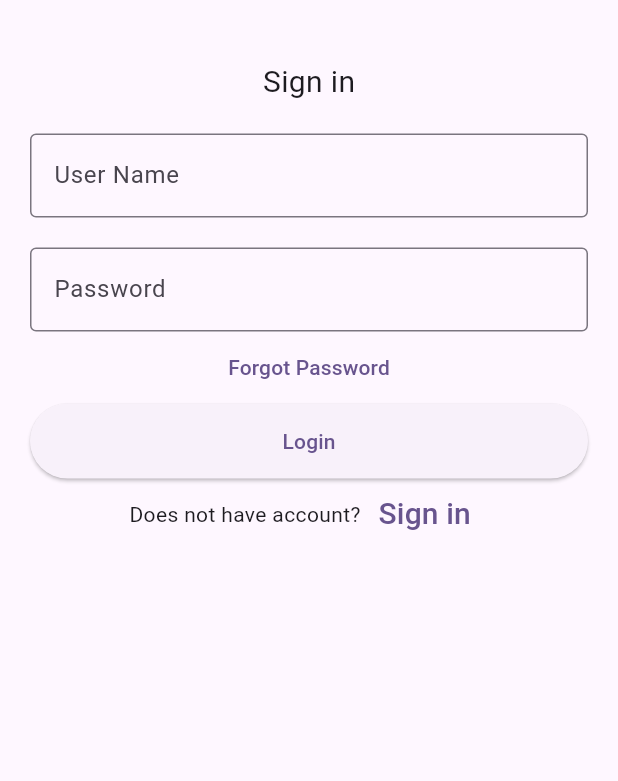
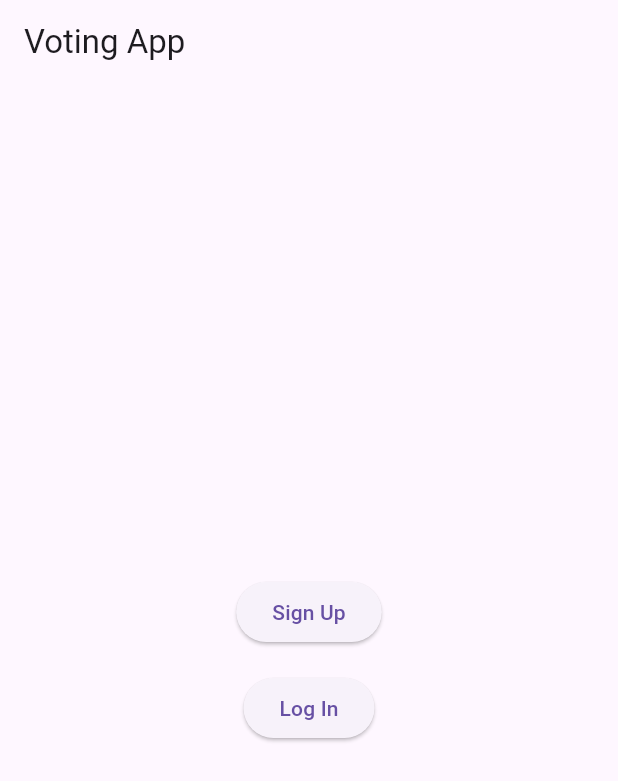
Before and after one commit to MannMeruliya/voting_app, a Flutter app: the screen it shows after launch, on a phone screen of 412 x 824 dp. Shown: the top 781 px of the screen. Run offline on Flutter 3.47's test engine with Material 2 defaults, Android fonts, the phone set to English and light mode, and no system bars; our stand-ins replace cloud_firestore, firebase_auth, firebase_core; accounts and stored records are empty.

Commit message:
5-9-2023 || 11:00

```diff
--- a/lib/main.dart
+++ b/lib/main.dart
@@ -1,26 +1,58 @@
 import 'package:flutter/material.dart';
-import 'package:practical_2/screen/homepage.dart';
-import 'package:practical_2/screen/mainscreen.dart';
+import 'package:firebase_core/firebase_core.dart';
+import 'package:firebase_auth/firebase_auth.dart';
+import 'package:practical_2/screen/loginscreen.dart';
+import 'package:practical_2/screen/signupscreen.dart';
+import 'package:practical_2/screen/vote_screeen.dart';
 
-void main() {
-  runApp(const MyApp());
+void main() async {
+  WidgetsFlutterBinding.ensureInitialized();
+  await Firebase.initializeApp();
+  runApp(MyApp());
 }
 
 class MyApp extends StatelessWidget {
-  const MyApp({super.key});
-
   @override
   Widget build(BuildContext context) {
     return MaterialApp(
       debugShowCheckedModeBanner: false,
-      theme: ThemeData(
-        colorScheme: ColorScheme.fromSeed(seedColor: Colors.deepPurple),
-        useMaterial3: true,
-      ),
-      routes: {
-        '/': (context) => homescreen(),
-        'login': (context) => mainscreen(),
-      },
+      theme: ThemeData(useMaterial3: true),
+      home: FirebaseAuth.instance.currentUser == null ? homescreen() : VotingScreen(),
     );
   }
 }
+
+class homescreen extends StatelessWidget {
+  @override
+  Widget build(BuildContext context) {
+    return Scaffold(
+      appBar: AppBar(
+        title: Text('Voting App'),
+      ),
+      body: Center(
+        child: Column(
+          mainAxisAlignment: MainAxisAlignment.center,
+          children: [
+            ElevatedButton(
+              onPressed: () {
+                Navigator.of(context).push(
+                  MaterialPageRoute(builder: (context) => SignupPage()),
+                );
+              },
+              child: Text('Sign Up'),
+            ),
+            SizedBox(height: 16,),
+            ElevatedButton(
+              onPressed: () {
+                Navigator.of(context).push(
+                  MaterialPageRoute(builder: (context) => LoginPage()),
+                );
+              },
+              child: Text('Log In'),
+            ),
+          ],
+        ),
+      ),
+    );
+  }
+}
--- a/lib/screen/homepage.dart
+++ /dev/null
@@ -1,91 +0,0 @@
-import 'package:flutter/material.dart';
-
-class homescreen extends StatefulWidget {
-  const homescreen({super.key});
-
-  @override
-  State<homescreen> createState() => _homescreenState();
-}
-
-class _homescreenState extends State<homescreen> {
-  TextEditingController namecontroller = TextEditingController();
-  TextEditingController passwordcontroller = TextEditingController();
-
-  @override
-  Widget build(BuildContext context) {
-    return Scaffold(
-      body: Padding(
-        padding: const EdgeInsets.all(10),
-        child: ListView(
-          children: <Widget>[
-            Container(
-              alignment: Alignment.center,
-              padding: const EdgeInsets.all(10),
-            ),
-            Container(
-                alignment: Alignment.center,
-                padding: const EdgeInsets.all(10),
-                child: const Text(
-                  'Sign in',
-                  style: TextStyle(fontSize: 20),
-                )),
-            Container(
-              padding: const EdgeInsets.all(10),
-              child: TextField(
-                controller: namecontroller,
-                decoration: const InputDecoration(
-                  border: OutlineInputBorder(),
-                  labelText: 'User Name',
-                ),
-              ),
-            ),
-            Container(
-              padding: const EdgeInsets.fromLTRB(10, 10, 10, 0),
-              child: TextField(
-                obscureText: true,
-                controller: passwordcontroller,
-                decoration: const InputDecoration(
-                  border: OutlineInputBorder(),
-                  labelText: 'Password',
-                ),
-              ),
-            ),
-            TextButton(
-              onPressed: () {
-                //forgot password screen
-              },
-              child: const Text(
-                'Forgot Password',
-              ),
-            ),
-            Container(
-                height: 50,
-                padding: const EdgeInsets.fromLTRB(10, 0, 10, 0),
-                child: ElevatedButton(
-                  child: const Text('Login'),
-                  onPressed: () {
-                    print(namecontroller.text);
-                    print(passwordcontroller.text);
-                  },
-                )),
-            Row(
-              children: <Widget>[
-                const Text('Does not have account?'),
-                TextButton(
-                  child: const Text(
-                    'Sign in',
-                    style: TextStyle(fontSize: 20),
-                  ),
-                  onPressed: () {
-                    //signup screen
-                  },
-                )
-              ],
-              mainAxisAlignment: MainAxisAlignment.center,
-            ),
-          ],
-        ),
-      ),
-    );
-  }
-}
--- a/pubspec.yaml
+++ b/pubspec.yaml
@@ -35,6 +35,9 @@ dependencies:
   # The following adds the Cupertino Icons font to your application.
   # Use with the CupertinoIcons class for iOS style icons.
   cupertino_icons: ^1.0.2
+  firebase_core:
+  firebase_auth:
+  cloud_firestore:
 
 dev_dependencies:
   flutter_test:
```
Also changed, not shown: lib/screen/loginscreen.dart (added, +59 -0 lines), lib/screen/mainscreen.dart (deleted, +0 -76 lines), lib/screen/signupscreen.dart (added, +56 -0 lines), lib/screen/vote_screeen.dart (added, +73 -0 lines), pubspec.lock, 1 other file.
